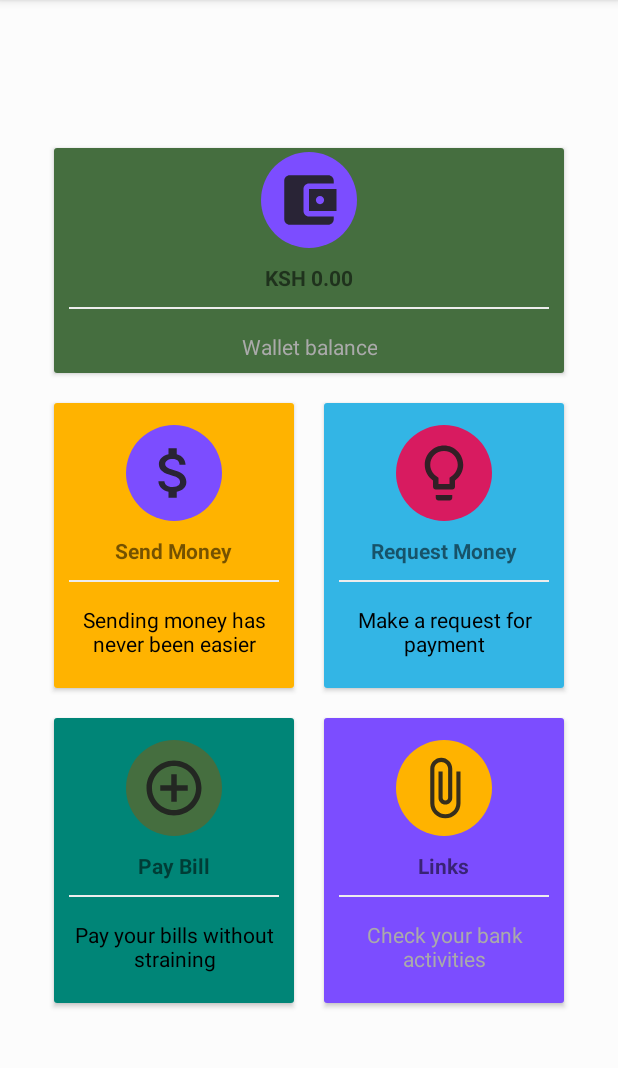
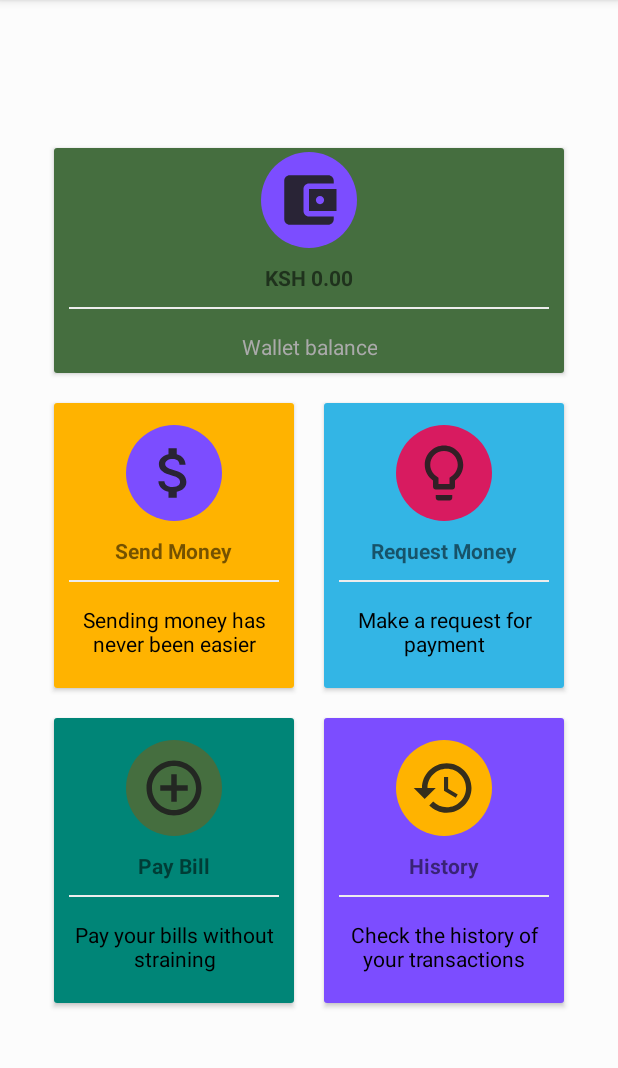
Before and after one commit to netubuli/LipaPesaApp, an Android app: the fragment HomeFragment shown on its own in the app's theme, on a phone screen of 412 x 824 dp, the part 84-1152 px from its top. Run offline under Robolectric (Android 15) with nearby library versions, the phone set to English and light mode, and no system bars; our stand-ins replace Volley; network calls fail.

Commit message:
Begun adding the transaction history

```diff
--- a/app/src/main/java/com/otemainc/mlipa/ui/gallery/GalleryViewModel.java
+++ b/app/src/main/java/com/otemainc/mlipa/ui/gallery/GalleryViewModel.java
@@ -10,7 +10,7 @@ public class GalleryViewModel extends ViewModel {
 
     public GalleryViewModel() {
         mText = new MutableLiveData<>();
-        mText.setValue("This is gallery fragment");
+        mText.setValue("My Transaction History");
     }
 
     public LiveData<String> getText() {
--- a/app/src/main/java/com/otemainc/mlipa/ui/home/HomeFragment.java
+++ b/app/src/main/java/com/otemainc/mlipa/ui/home/HomeFragment.java
@@ -19,6 +19,7 @@ import com.android.volley.Response;
 import com.android.volley.VolleyError;
 import com.android.volley.toolbox.StringRequest;
 import com.otemainc.mlipa.R;
+import com.otemainc.mlipa.ui.gallery.GalleryFragment;
 import com.otemainc.mlipa.ui.send.SendFragment;
 import com.otemainc.mlipa.ui.share.ShareFragment;
 import com.otemainc.mlipa.ui.tools.ToolsFragment;
@@ -34,7 +35,7 @@ import java.util.Map;
 
 public class HomeFragment extends Fragment implements View.OnClickListener {
     private HomeViewModel homeViewModel;
-    private CardView send,request,paybill, account;
+    private CardView send,request,paybill, history;
     private String phoneNo;
     private TextView balance;
     private SQLiteHandler db;
@@ -51,6 +52,8 @@ public class HomeFragment extends Fragment implements View.OnClickListener {
         request.setOnClickListener(this);
         paybill = root.findViewById(R.id.payBill);
         paybill.setOnClickListener(this);
+        history = root.findViewById(R.id.history);
+        history.setOnClickListener(this);
         db = new SQLiteHandler(getActivity().getApplicationContext());
         HashMap<String, String> userPhone = db.getUserDetails();
         phoneNo = userPhone.get("phone");
@@ -133,6 +136,12 @@ public class HomeFragment extends Fragment implements View.OnClickListener {
                         .replace(R.id.nav_host_fragment, toolFrag, "findThisFragment")
                         .addToBackStack(null).commit();
                 break;
+            case R.id.history:
+                GalleryFragment galFrag= new GalleryFragment();
+                getActivity().getSupportFragmentManager().beginTransaction()
+                        .replace(R.id.nav_host_fragment, galFrag, "findGalleryFragment")
+                        .addToBackStack(null).commit();
+                break;
         }
     }
     private void showDialog() {
--- /dev/null
+++ b/app/src/main/res/drawable/ic_history.xml
@@ -0,0 +1,5 @@
+<vector android:alpha="0.9" android:height="24dp" android:tint="#1F1F1F"
+    android:viewportHeight="24.0" android:viewportWidth="24.0"
+    android:width="24dp" xmlns:android="http://schemas.android.com/apk/res/android">
+    <path android:fillColor="#FF000000" android:pathData="M13,3c-4.97,0 -9,4.03 -9,9L1,12l3.89,3.89 0.07,0.14L9,12L6,12c0,-3.87 3.13,-7 7,-7s7,3.13 7,7 -3.13,7 -7,7c-1.93,0 -3.68,-0.79 -4.94,-2.06l-1.42,1.42C8.27,19.99 10.51,21 13,21c4.97,0 9,-4.03 9,-9s-4.03,-9 -9,-9zM12,8v5l4.28,2.54 0.72,-1.21 -3.5,-2.08L13.5,8L12,8z"/>
+</vector>
--- /dev/null
+++ b/app/src/main/res/drawable/ic_subdirectory_arrow_left_black_24dp.xml
@@ -0,0 +1,5 @@
+<vector android:alpha="0.9" android:height="24dp" android:tint="#1F1F1F"
+    android:viewportHeight="24.0" android:viewportWidth="24.0"
+    android:width="24dp" xmlns:android="http://schemas.android.com/apk/res/android">
+    <path android:fillColor="#FF000000" android:pathData="M11,9l1.42,1.42L8.83,14H18V4h2v12H8.83l3.59,3.58L11,21l-6,-6 6,-6z"/>
+</vector>
--- a/app/src/main/res/layout/fragment_gallery.xml
+++ b/app/src/main/res/layout/fragment_gallery.xml
@@ -17,4 +17,5 @@
         app:layout_constraintEnd_toEndOf="parent"
         app:layout_constraintStart_toStartOf="parent"
         app:layout_constraintTop_toTopOf="parent" />
+
 </androidx.constraintlayout.widget.ConstraintLayout>
--- a/app/src/main/res/layout/fragment_home.xml
+++ b/app/src/main/res/layout/fragment_home.xml
@@ -37,7 +37,7 @@
                     android:background="@drawable/circle_background_purple"
                     android:src="@drawable/ic_account_balance_wallet"
                     android:padding="10dp"
-                    android:contentDescription="TODO" />
+                    android:contentDescription="@string/wallet_balance_image" />
                 <TextView
                     android:id="@+id/txtBalance"
                     android:layout_width="wrap_content"
@@ -86,7 +86,8 @@
                     android:layout_height="64dp"
                     android:background="@drawable/circle_background_purple"
                     android:src="@drawable/ic_attach_money_black_24dp"
-                    android:padding="10dp"/>
+                    android:padding="10dp"
+                    android:contentDescription="@string/send_money_icon" />
                 <TextView
                     android:layout_width="wrap_content"
                     android:layout_height="wrap_content"
@@ -126,7 +127,8 @@
                     android:layout_height="64dp"
                     android:background="@drawable/circle_background_pink"
                     android:src="@drawable/ic_lightbulb_outline_black_24dp"
-                    android:padding="10dp"/>
+                    android:padding="10dp"
+                    android:contentDescription="@string/request_image_icon" />
                 <TextView
                     android:layout_width="wrap_content"
                     android:layout_height="wrap_content"
@@ -174,7 +176,8 @@
                     android:layout_height="64dp"
                     android:background="@drawable/circle_background_green"
                     android:src="@drawable/ic_control_point_black_24dp"
-                    android:padding="10dp"/>
+                    android:padding="10dp"
+                    android:contentDescription="@string/pay_bill_icon" />
                 <TextView
                     android:layout_width="wrap_content"
                     android:layout_height="wrap_content"
@@ -201,7 +204,8 @@
             android:layout_width="160dp"
             android:layout_height="190dp"
             android:layout_margin="10dp"
-            android:focusable="true">
+            android:focusable="true"
+            android:id="@+id/history">
             <LinearLayout
                 android:layout_width="match_parent"
                 android:layout_height="match_parent"
@@ -214,12 +218,13 @@
                     android:layout_height="64dp"
                     android:background="@drawable/circle_background_yellow"
                     android:padding="10dp"
-                    android:src="@drawable/ic_attach_file_black_24dp" />
+                    android:src="@drawable/ic_history"
+                    android:contentDescription="@string/transaction_history_icon" />
                 <TextView
                     android:layout_width="wrap_content"
                     android:layout_height="wrap_content"
                     android:layout_marginTop="10dp"
-                    android:text="Links"
+                    android:text="@string/history"
                     android:textStyle="bold" />
                 <View
                     android:layout_width="match_parent"
@@ -231,8 +236,8 @@
                     android:layout_height="wrap_content"
                     android:gravity="center"
                     android:padding="5dp"
-                    android:text="Check your bank activities"
-                    android:textColor="@android:color/darker_gray" />
+                    android:text="@string/check_the_history_of_your_transactions"
+                    android:textColor="@android:color/background_dark" />
             </LinearLayout>
         </androidx.cardview.widget.CardView>
     </LinearLayout>
--- a/app/src/main/res/values-v21/strings.xml
+++ b/app/src/main/res/values-v21/strings.xml
@@ -46,4 +46,11 @@
     <string name="make_a_request_for_payment">Make a request for payment</string>
     <string name="pay_your_bills_without_straining">Pay your bills without straining</string>
     <string name="pay_bill">Pay Bill</string>
+    <string name="history">History</string>
+    <string name="wallet_balance_image">Wallet Balance Image</string>
+    <string name="check_the_history_of_your_transactions">Check the history of your transactions</string>
+    <string name="send_money_icon">Send Money Icon</string>
+    <string name="request_image_icon">Request Image Icon</string>
+    <string name="pay_bill_icon">Pay Bill Icon</string>
+    <string name="transaction_history_icon">Transaction History Icon</string>
 </resources>
--- a/app/src/main/res/values/strings.xml
+++ b/app/src/main/res/values/strings.xml
@@ -46,4 +46,11 @@
     <string name="make_a_request_for_payment">Make a request for payment</string>
     <string name="pay_your_bills_without_straining">Pay your bills without straining</string>
     <string name="pay_bill">Pay Bill</string>
+    <string name="history">History</string>
+    <string name="wallet_balance_image">Wallet Balance Image</string>
+    <string name="check_the_history_of_your_transactions">Check the history of your transactions</string>
+    <string name="send_money_icon">Send Money Icon</string>
+    <string name="request_image_icon">Request Image Icon</string>
+    <string name="pay_bill_icon">Pay Bill Icon</string>
+    <string name="transaction_history_icon">Transaction History Icon</string>
 </resources>
```
Also changed, not shown: app/src/main/res/drawable-v24/table_border.xml (added, +7 -0 lines), app/src/main/res/layout/table_layout.xml (added, +36 -0 lines).
